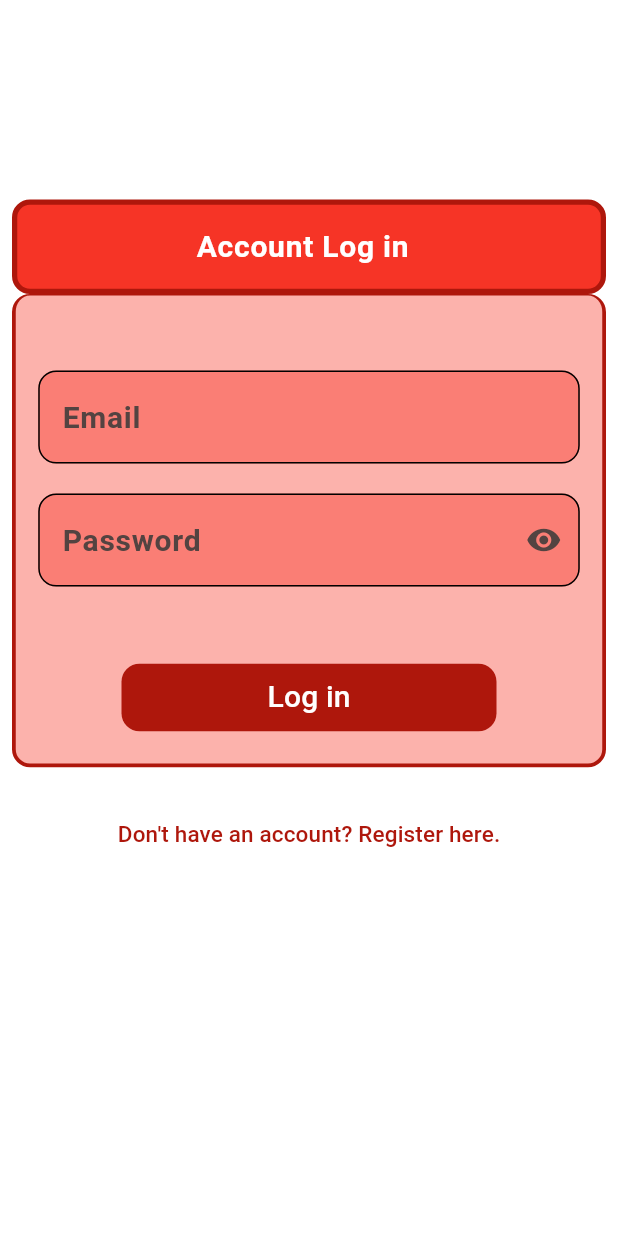
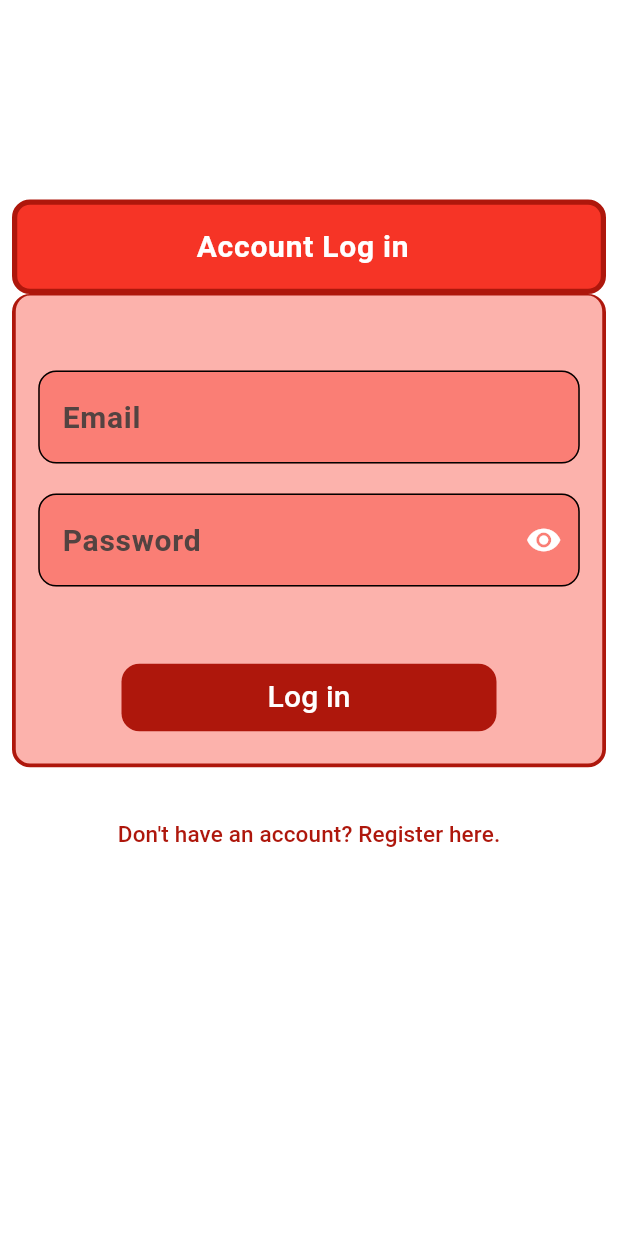
Before and after one commit to anthonycasarta/volunteerexpress, a Flutter app: the screen it shows after launch, on a phone screen of 412 x 824 dp. Run offline on Flutter 3.47's test engine with Material 3 defaults, Android fonts, the phone set to English and light mode, and no system bars; our stand-ins replace multi_dropdown.

Commit message:
fix icon color on back arrow

```diff
--- a/lib/main.dart
+++ b/lib/main.dart
@@ -28,6 +28,14 @@
             color: textColorLight,
             fontSize: 20,
             fontWeight: FontWeight.bold,
+          ),
+        ),
+        // icon button color
+        iconButtonTheme: const IconButtonThemeData(
+          style: ButtonStyle(
+            iconColor: WidgetStatePropertyAll<Color>(
+              textColorLight,
+            ),
           ),
         ),
         textTheme: const TextTheme(
```
